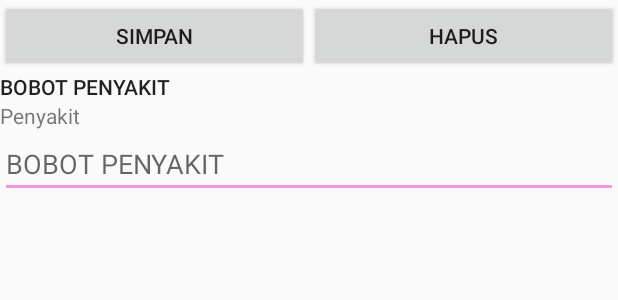
After one commit to Kneotrino/SisPakAndroid, an Android app: the layout form_keputusan.xml on its own in the app's theme, with its tools: preview values and no code run, on a phone screen of 412 x 824 dp. The commit adds this screen. Shown: the top 300 px of the screen. Run offline under Robolectric (Android 15) with nearby library versions, the phone set to English and light mode, and no system bars.

Commit message:
ADD PENYAKIT JADI

```diff
--- a/app/src/main/java/com/example/meigel/sispak/views/activities/DetailDataActivity.java
+++ b/app/src/main/java/com/example/meigel/sispak/views/activities/DetailDataActivity.java
@@ -191,7 +191,7 @@ public class DetailDataActivity extends AppCompatActivity {
         if (AdminMode)
             getSupportActionBar().setTitle(penyakit.getKode() + " [Admin Mode]");
         else
-            getSupportActionBar().setTitle(penyakit.getKode());
+            getSupportActionBar().setTitle(penyakit.getName());
         txtPenanganan.setText(penyakit.getPenanganan());
         txtDesc.setText(penyakit.getDesc());
         txtDesc1.setText(penyakit.getDesc1());
--- a/app/src/main/java/com/example/meigel/sispak/views/fragments/GejalaFragment.java
+++ b/app/src/main/java/com/example/meigel/sispak/views/fragments/GejalaFragment.java
@@ -96,7 +96,7 @@ public class GejalaFragment extends Fragment {
                 final AlertDialog.Builder alertDialogBuilder =
                         new AlertDialog.Builder(getContext());
                 alertDialogBuilder.setTitle("Admin Mode");
-                alertDialogBuilder.setMessage("Masukan Data Gejala Baru");
+                alertDialogBuilder.setMessage("Masukkan Data Gejala");
                 alertDialogBuilder.setView(prompt);
                 final AlertDialog alertDialog = alertDialogBuilder.create();
                 alertDialog.show();
--- a/app/src/main/res/layout/activity_main_data.xml
+++ b/app/src/main/res/layout/activity_main_data.xml
@@ -23,6 +23,12 @@
         android:layout_height="wrap_content"
         android:text="Tambah Gejala" />
 
+    <Button
+        android:id="@+id/btnAddKeputusan"
+        android:layout_width="match_parent"
+        android:layout_height="wrap_content"
+        android:text="Tambah Keputusan" />
+
     <FrameLayout
             android:layout_width="match_parent"
             android:layout_height="wrap_content"
--- /dev/null
+++ b/app/src/main/res/layout/form_keputusan.xml
@@ -0,0 +1,57 @@
+<?xml version="1.0" encoding="utf-8"?>
+<LinearLayout xmlns:android="http://schemas.android.com/apk/res/android"
+    android:layout_width="match_parent"
+    android:layout_height="match_parent"
+    android:orientation="vertical">
+
+    <LinearLayout
+        android:layout_width="match_parent"
+        android:layout_height="wrap_content"
+        android:orientation="horizontal">
+
+        <Button
+            android:id="@+id/btnSimpanKeputusan"
+            android:layout_width="wrap_content"
+            android:layout_height="wrap_content"
+            android:layout_weight="1"
+            android:text="Simpan" />
+
+        <Button
+            android:id="@+id/btnHapusKeputusan"
+            android:layout_width="wrap_content"
+            android:layout_height="wrap_content"
+            android:layout_weight="1"
+            android:text="Hapus" />
+    </LinearLayout>
+
+    <LinearLayout
+        android:layout_width="match_parent"
+        android:layout_height="wrap_content"
+        android:orientation="vertical">
+
+        <TextView
+            android:layout_width="match_parent"
+            android:layout_height="wrap_content"
+            android:text="Bobot Penyakit"
+            android:textAppearance="@style/TextAppearance.AppCompat.Button" />
+
+        <TextView
+            android:id="@+id/txtNamaPenyakit"
+            android:layout_width="match_parent"
+            android:layout_height="wrap_content"
+            android:text="Penyakit" />
+
+        <EditText
+            android:id="@+id/BobotPenyakit"
+            android:layout_width="match_parent"
+            android:layout_height="wrap_content"
+            android:ems="10"
+            android:hint="BOBOT PENYAKIT"
+            android:inputType="textPersonName" />
+    </LinearLayout>
+
+    <ListView
+        android:id="@+id/listGejalaKeputusan"
+        android:layout_width="match_parent"
+        android:layout_height="match_parent" />
+</LinearLayout>
```
Also changed, not shown: app/src/main/java/com/example/meigel/sispak/helpers/SQLiteHelper.java (+30 -1 lines), app/src/main/java/com/example/meigel/sispak/views/activities/MainDataActivity.java (+20 -5 lines), app/src/main/java/com/example/meigel/sispak/views/activities/MenuActivity.java (+10 -0 lines), app/src/main/java/com/example/meigel/sispak/views/activities/SplashScreenActivity.java (+25 -8 lines), app/src/main/java/com/example/meigel/sispak/views/adapters/KeputusanAdapter.java (added, +94 -0 lines), app/src/main/java/com/example/meigel/sispak/views/adapters/KeputusanGejalaAdapater.java (added, +88 -0 lines), app/src/main/java/com/example/meigel/sispak/views/fragments/KeputusanFragment.java (+16 -3 lines), app/src/main/res/layout/fragment_keputusan.xml (+5 -7 lines), app/src/main/res/layout/item_keputusan_gejala.xml (added, +22 -0 lines), app/src/main/res/layout/keputusan_item_layout.xml (added, +45 -0 lines).
